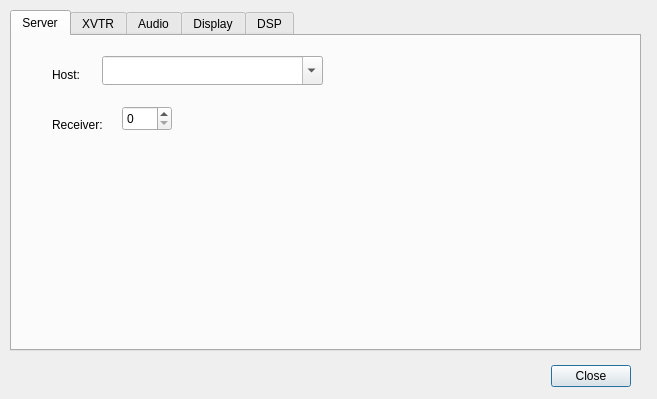
First picture: the form in N6LYT/Qt/trunk/src/QtRadio/Configure.ui, repository TAPR/OpenHPSDR-SVN, before the edit.
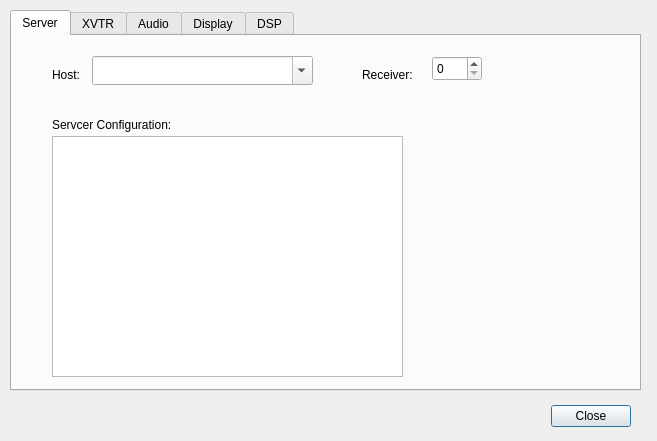
Second picture: the form after the edit.

Commit message: changes to pass configuration and moving XVTR config to QtHPSDRServer

What changed in the file:
```diff
--- a/N6LYT/Qt/trunk/src/QtRadio/Configure.ui
+++ b/N6LYT/Qt/trunk/src/QtRadio/Configure.ui
@@ -7,7 +7,7 @@
     <x>0</x>
     <y>0</y>
     <width>657</width>
-    <height>399</height>
+    <height>441</height>
    </rect>
   </property>
   <property name="windowTitle">
@@ -17,7 +17,7 @@
    <property name="geometry">
     <rect>
      <x>290</x>
-     <y>360</y>
+     <y>400</y>
      <width>341</width>
      <height>32</height>
     </rect>
@@ -35,7 +35,7 @@
      <x>10</x>
      <y>10</y>
      <width>631</width>
-     <height>341</height>
+     <height>381</height>
     </rect>
    </property>
    <property name="currentIndex">
@@ -61,7 +61,7 @@
     <widget class="QComboBox" name="hostComboBox">
      <property name="geometry">
       <rect>
-       <x>90</x>
+       <x>80</x>
        <y>20</y>
        <width>221</width>
        <height>29</height>
@@ -77,8 +77,8 @@
     <widget class="QLabel" name="label_7">
      <property name="geometry">
       <rect>
-       <x>40</x>
-       <y>80</y>
+       <x>350</x>
+       <y>30</y>
        <width>62</width>
        <height>17</height>
       </rect>
@@ -90,8 +90,8 @@
     <widget class="QSpinBox" name="rxSpinBox">
      <property name="geometry">
       <rect>
-       <x>110</x>
-       <y>70</y>
+       <x>420</x>
+       <y>20</y>
        <width>50</width>
        <height>25</height>
       </rect>
@@ -100,6 +100,58 @@
       <number>3</number>
      </property>
     </widget>
+    <widget class="QLabel" name="label_28">
+     <property name="geometry">
+      <rect>
+       <x>40</x>
+       <y>80</y>
+       <width>181</width>
+       <height>17</height>
+      </rect>
+     </property>
+     <property name="text">
+      <string>Servcer Configuration:</string>
+     </property>
+    </widget>
+    <widget class="QScrollArea" name="scrollArea">
+     <property name="geometry">
+      <rect>
+       <x>40</x>
+       <y>100</y>
+       <width>351</width>
+       <height>241</height>
+      </rect>
+     </property>
+     <property name="widgetResizable">
+      <bool>true</bool>
+     </property>
+     <widget class="QWidget" name="scrollAreaWidgetContents">
+      <property name="geometry">
+       <rect>
+        <x>0</x>
+        <y>0</y>
+        <width>349</width>
+        <height>239</height>
+       </rect>
+      </property>
+      <widget class="QTextEdit" name="textEditConfiguration">
+       <property name="enabled">
+        <bool>true</bool>
+       </property>
+       <property name="geometry">
+        <rect>
+         <x>0</x>
+         <y>0</y>
+         <width>351</width>
+         <height>241</height>
+        </rect>
+       </property>
+       <property name="frameShape">
+        <enum>QFrame::NoFrame</enum>
+       </property>
+      </widget>
+     </widget>
+    </widget>
    </widget>
    <widget class="QWidget" name="XVTR">
     <property name="enabled">
```
The commit also changes 29 other files.
